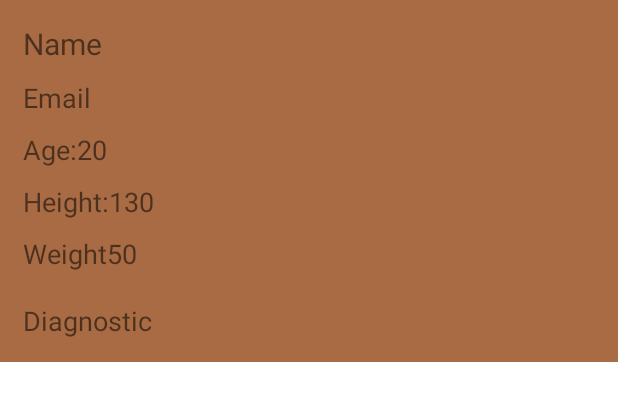
After one commit to TupeaAndrei/AndroidFinalProject, an Android app: the layout item_patient.xml on its own in the app's theme, with its tools: preview values and no code run, on a phone screen of 412 x 824 dp. The commit adds this screen. Shown: the top 401 px of the screen. Run offline under Robolectric (Android 15) with nearby library versions, the phone set to English and light mode, and no system bars.

Commit message:
Finished adapters for all entities.
Created a layout resource files for each adapter.
Created an adapter for each entity.
Fixed a minor bug in patient class where the variable was Integer and the getter was int.

```diff
--- a/AndroidFinalApp/app/src/main/java/com/example/doctor_patient_app/models/dbEntities/Patient.java
+++ b/AndroidFinalApp/app/src/main/java/com/example/doctor_patient_app/models/dbEntities/Patient.java
@@ -50,11 +50,11 @@ public class Patient {
         this.doctorId = doctorId;
     }
 
-    public int getId() {
+    public Integer getId() {
         return id;
     }
 
-    public void setId(int id) {
+    public void setId(Integer id) {
         this.id = id;
     }
 
--- /dev/null
+++ b/AndroidFinalApp/app/src/main/res/layout/item_patient.xml
@@ -0,0 +1,128 @@
+<?xml version="1.0" encoding="utf-8"?>
+<androidx.constraintlayout.widget.ConstraintLayout xmlns:android="http://schemas.android.com/apk/res/android"
+    android:layout_width="match_parent"
+    android:layout_height="wrap_content"
+    xmlns:app="http://schemas.android.com/apk/res-auto"
+    xmlns:tools="http://schemas.android.com/tools"
+    android:padding="@dimen/default_window_padding"
+    android:background="@color/faded_orange">
+
+    <TextView
+        android:id="@+id/patient_name_text_view"
+        android:layout_width="wrap_content"
+        android:layout_height="wrap_content"
+        app:layout_constraintTop_toTopOf="parent"
+        app:layout_constraintStart_toStartOf="parent"
+        tools:text="Name"
+        android:textSize="@dimen/name_default_size"
+        android:maxLines="1"
+        android:ellipsize="end"
+        />
+
+    <TextView
+        android:id="@+id/patient_email_text_view"
+        android:layout_width="wrap_content"
+        android:layout_height="wrap_content"
+        app:layout_constraintTop_toBottomOf="@id/patient_name_text_view"
+        app:layout_constraintStart_toStartOf="parent"
+        android:layout_marginTop="@dimen/small_padding_dimen"
+        tools:text="Email"
+        android:textSize="@dimen/default_email_dimension"
+        android:maxLines="1"
+        android:ellipsize="end"
+        />
+
+    <TextView
+        android:id="@+id/patient_age_text_view"
+        android:layout_width="wrap_content"
+        android:layout_height="wrap_content"
+        app:layout_constraintTop_toBottomOf="@id/patient_email_text_view"
+        app:layout_constraintStart_toStartOf="parent"
+        android:layout_marginTop="@dimen/small_padding_dimen"
+        android:text="@string/age"
+        android:textSize="@dimen/default_email_dimension"
+        android:maxLines="1"
+        android:ellipsize="end"
+        />
+
+    <TextView
+        android:id="@+id/patient_age_value"
+        android:layout_width="wrap_content"
+        android:layout_height="wrap_content"
+        app:layout_constraintTop_toBottomOf="@id/patient_email_text_view"
+        app:layout_constraintStart_toEndOf="@id/patient_age_text_view"
+        tools:text="20"
+        android:layout_marginTop="@dimen/small_padding_dimen"
+        android:textSize="@dimen/default_email_dimension"
+        android:maxLines="1"
+        android:ellipsize="end"
+        android:maxLength="4"
+        />
+
+    <TextView
+        android:id="@+id/patient_height"
+        android:layout_width="wrap_content"
+        android:layout_height="wrap_content"
+        app:layout_constraintTop_toBottomOf="@id/patient_age_text_view"
+        app:layout_constraintStart_toStartOf="parent"
+        android:layout_marginTop="@dimen/small_padding_dimen"
+        android:text="@string/height"
+        android:textSize="@dimen/default_email_dimension"
+        android:maxLines="1"
+        android:ellipsize="end"
+        />
+
+    <TextView
+        android:id="@+id/patient_height_value"
+        android:layout_width="wrap_content"
+        android:layout_height="wrap_content"
+        app:layout_constraintTop_toBottomOf="@id/patient_age_text_view"
+        app:layout_constraintStart_toEndOf="@id/patient_height"
+        android:layout_marginTop="@dimen/small_padding_dimen"
+        android:textSize="@dimen/default_email_dimension"
+        tools:text="130"
+        android:ellipsize="end"
+        android:maxLines="1"
+        />
+
+    <TextView
+        android:id="@+id/patient_weight"
+        android:layout_width="wrap_content"
+        android:layout_height="wrap_content"
+        app:layout_constraintTop_toBottomOf="@id/patient_height"
+        app:layout_constraintStart_toStartOf="parent"
+        android:layout_marginTop="@dimen/small_padding_dimen"
+        android:textSize="@dimen/default_email_dimension"
+        android:text="@string/weight"
+        android:maxLines="1"
+        android:ellipsize="end"
+        />
+
+    <TextView
+        android:id="@+id/patient_weight_value"
+        android:layout_width="wrap_content"
+        android:layout_height="wrap_content"
+        app:layout_constraintTop_toBottomOf="@id/patient_height"
+        app:layout_constraintStart_toEndOf="@id/patient_weight"
+        android:layout_marginTop="@dimen/small_padding_dimen"
+        android:textSize="@dimen/default_email_dimension"
+        tools:text="50"
+        android:maxLines="1"
+        android:ellipsize="end"
+        />
+
+    <TextView
+        android:id="@+id/patient_diagnostic"
+        android:layout_width="wrap_content"
+        android:layout_height="wrap_content"
+        app:layout_constraintTop_toBottomOf="@id/patient_weight"
+        app:layout_constraintStart_toStartOf="parent"
+        android:layout_marginTop="@dimen/medium_padding"
+        tools:text="Diagnostic"
+        android:textSize="@dimen/default_email_dimension"
+        android:maxLines="4"
+        android:ellipsize="end"
+        />
+
+
+</androidx.constraintlayout.widget.ConstraintLayout>
--- a/AndroidFinalApp/app/src/main/res/values/colors.xml
+++ b/AndroidFinalApp/app/src/main/res/values/colors.xml
@@ -14,4 +14,5 @@
     <color name="faded_blue">#E53A5ABC</color>
     <color name="red">#E5D93636</color>
     <color name="dark_red">#E58A0D0D</color>
+    <color name="faded_orange">#E8A15D32</color>
 </resources>
--- a/AndroidFinalApp/app/src/main/res/values/dimens.xml
+++ b/AndroidFinalApp/app/src/main/res/values/dimens.xml
@@ -1,4 +1,9 @@
 <?xml version="1.0" encoding="utf-8"?>
 <resources>
     <dimen name="title_dimen">20sp</dimen>
+    <dimen name="name_default_size">20sp</dimen>
+    <dimen name="default_email_dimension">18sp</dimen>
+    <dimen name="small_padding_dimen">10dp</dimen>
+    <dimen name="medium_padding">20dp</dimen>
+    <dimen name="default_window_padding">15dp</dimen>
 </resources>
--- a/AndroidFinalApp/app/src/main/res/values/strings.xml
+++ b/AndroidFinalApp/app/src/main/res/values/strings.xml
@@ -6,4 +6,7 @@
     <string name="enter_name">Enter name..</string>
     <string name="register_button_text">Register</string>
     <string name="login">Login</string>
+    <string name="age">Age:</string>
+    <string name="height">Height:</string>
+    <string name="weight">Weight</string>
 </resources>
```
Also changed, not shown: AndroidFinalApp/app/src/main/java/com/example/doctor_patient_app/adapters/DoctorAdapter.java (+34 -5 lines), AndroidFinalApp/app/src/main/java/com/example/doctor_patient_app/adapters/DoctorAdviceAdapter.java (added, +55 -0 lines), AndroidFinalApp/app/src/main/java/com/example/doctor_patient_app/adapters/PatientAdapter.java (added, +76 -0 lines), AndroidFinalApp/app/src/main/java/com/example/doctor_patient_app/adapters/TabletAdapter.java (added, +63 -0 lines), AndroidFinalApp/app/src/main/res/layout/item_doctor.xml (added, +84 -0 lines), AndroidFinalApp/app/src/main/res/layout/item_doctor_advice.xml (added, +39 -0 lines), AndroidFinalApp/app/src/main/res/layout/item_tablet.xml (added, +49 -0 lines), AndroidFinalApp/app/src/main/res/drawable/advice_logo.png (added), AndroidFinalApp/app/src/main/res/drawable/subscribe.png (added).
